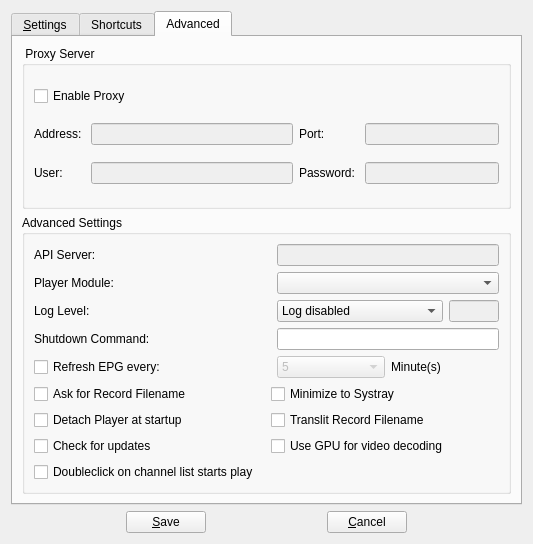
The window that branches/kartina.tv/forms/csettingsdlg.ui (code-google-com/vlc-record) describes before a commit, drawn with Qt 5.
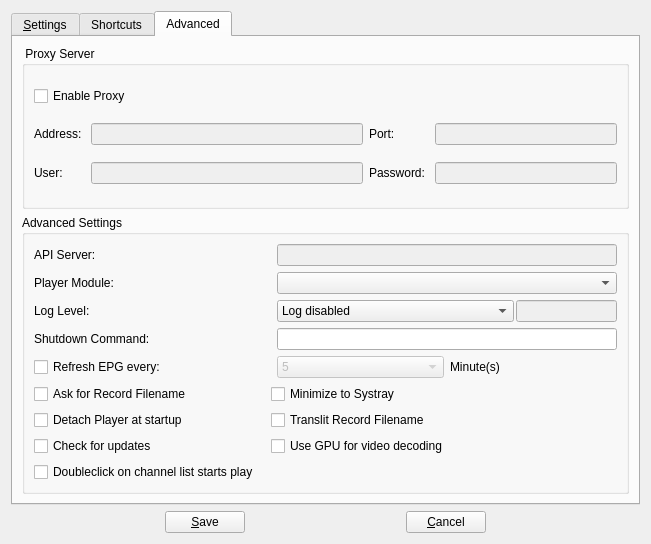
The same window after the commit. The open tabs and pages were chosen to show the change. Icons and pictures are not drawn. Custom widgets are drawn as their Qt base class.

Patch:
```diff
--- a/branches/kartina.tv/forms/csettingsdlg.ui
+++ b/branches/kartina.tv/forms/csettingsdlg.ui
@@ -6,7 +6,7 @@
    <rect>
     <x>0</x>
     <y>0</y>
-    <width>482</width>
+    <width>651</width>
     <height>544</height>
    </rect>
   </property>
@@ -629,7 +629,10 @@
            </widget>
           </item>
           <item row="2" column="3">
-           <layout class="QHBoxLayout" name="horizontalLayout_4">
+           <layout class="QHBoxLayout" name="horizontalLayout_4" stretch="7,3">
+            <property name="spacing">
+             <number>2</number>
+            </property>
             <item>
              <widget class="QComboBox" name="cbxLogLevel">
               <item>
@@ -659,12 +662,6 @@
               <property name="enabled">
                <bool>false</bool>
               </property>
-              <property name="minimumSize">
-               <size>
-                <width>50</width>
-                <height>0</height>
-               </size>
-              </property>
              </widget>
             </item>
            </layout>
```
Left out of the diff: 6 changed lines with no effect on the pictures.
